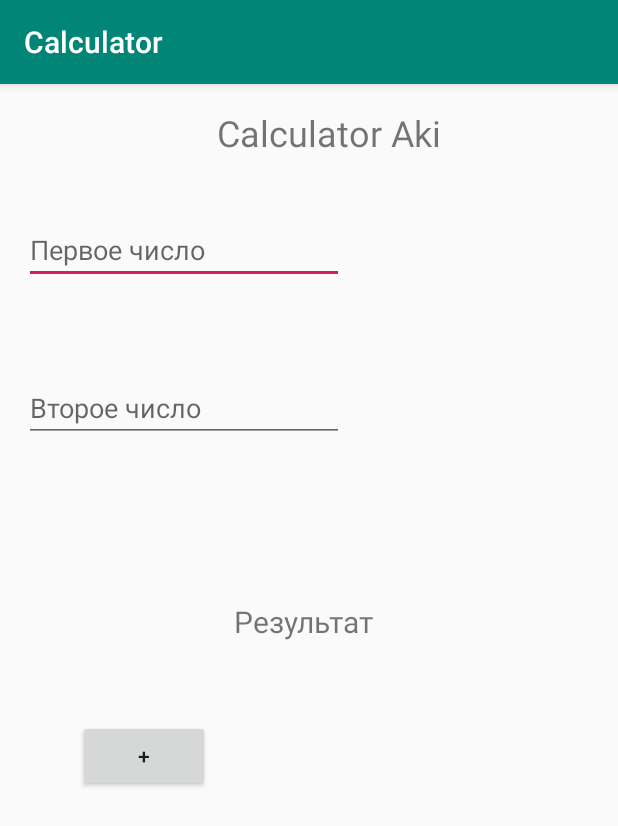
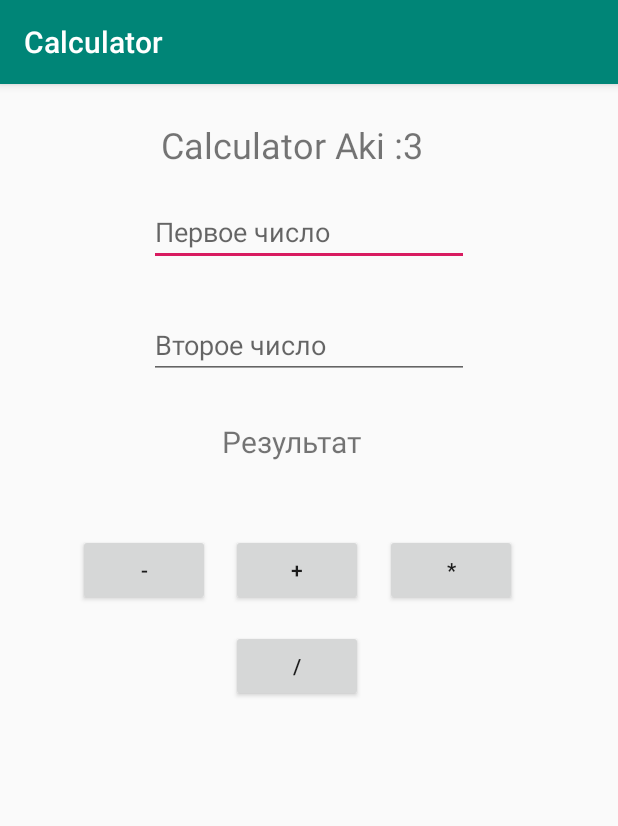
Before and after one commit to A669/calculator, an Android app: the screen it shows after launch (MainActivity), on a phone screen of 412 x 824 dp. Shown: the top 826 px of the screen. Run offline under Robolectric (Android 15) with nearby library versions, the phone set to English and light mode, and no system bars.

Commit message:
Калькулятор Аки :3

```diff
--- a/app/src/main/java/com/example/alculator/MainActivity.java
+++ b/app/src/main/java/com/example/alculator/MainActivity.java
@@ -24,6 +24,12 @@ public class MainActivity extends AppCompatActivity {
         int num2 = Integer.parseInt(el2.getText().toString());
         int resSum = num1 + num2;
         resText.setText(Integer.toString(resSum));
+        int min = num1 - num2;
+        resText.setText(Integer.toString(min));
+        int multi = num1*num2;
+        resText.setText(Integer.toString(multi));
+        int div = num1/num2;
+        resText.setText(Integer.toString(div));
 
     }
 }
--- a/app/src/main/res/layout/activity_main.xml
+++ b/app/src/main/res/layout/activity_main.xml
@@ -12,10 +12,12 @@
         android:layout_height="wrap_content"
         android:layout_marginStart="16dp"
         android:layout_marginLeft="16dp"
-        android:layout_marginTop="88dp"
+        android:layout_marginTop="76dp"
         android:ems="10"
         android:hint="Первое число"
         android:inputType="number"
+        app:layout_constraintEnd_toEndOf="parent"
+        app:layout_constraintHorizontal_bias="0.456"
         app:layout_constraintStart_toStartOf="parent"
         app:layout_constraintTop_toTopOf="parent" />
 
@@ -25,10 +27,12 @@
         android:layout_height="wrap_content"
         android:layout_marginStart="16dp"
         android:layout_marginLeft="16dp"
-        android:layout_marginTop="60dp"
+        android:layout_marginTop="30dp"
         android:ems="10"
         android:hint="Второе число"
         android:inputType="number"
+        app:layout_constraintEnd_toEndOf="parent"
+        app:layout_constraintHorizontal_bias="0.456"
         app:layout_constraintStart_toStartOf="parent"
         app:layout_constraintTop_toBottomOf="@+id/Num1" />
 
@@ -38,11 +42,13 @@
         android:layout_height="wrap_content"
         android:layout_marginStart="16dp"
         android:layout_marginLeft="16dp"
-        android:layout_marginBottom="52dp"
+        android:layout_marginTop="28dp"
         android:text="Результат"
         android:textSize="20sp"
-        app:layout_constraintBottom_toTopOf="@+id/sun"
-        app:layout_constraintStart_toEndOf="@+id/sun" />
+        app:layout_constraintEnd_toEndOf="parent"
+        app:layout_constraintHorizontal_bias="0.436"
+        app:layout_constraintStart_toStartOf="parent"
+        app:layout_constraintTop_toBottomOf="@+id/Num2" />
 
     <Button
         android:id="@+id/sun"
@@ -50,20 +56,65 @@
         android:layout_height="wrap_content"
         android:layout_marginStart="52dp"
         android:layout_marginLeft="52dp"
-        android:layout_marginBottom="296dp"
+        android:layout_marginTop="48dp"
         android:onClick="onButtonClick"
         android:text="+"
-        app:layout_constraintBottom_toBottomOf="parent"
-        app:layout_constraintStart_toStartOf="parent" />
+        app:layout_constraintEnd_toEndOf="parent"
+        app:layout_constraintHorizontal_bias="0.376"
+        app:layout_constraintStart_toStartOf="parent"
+        app:layout_constraintTop_toBottomOf="@+id/Result" />
+
+    <Button
+        android:id="@+id/min"
+        android:layout_width="wrap_content"
+        android:layout_height="wrap_content"
+        android:layout_marginStart="52dp"
+        android:layout_marginLeft="40dp"
+        android:layout_marginTop="48dp"
+        android:onClick="onButtonClick"
+        android:text="-"
+        app:layout_constraintEnd_toEndOf="parent"
+        app:layout_constraintHorizontal_bias="0"
+        app:layout_constraintStart_toStartOf="parent"
+        app:layout_constraintTop_toBottomOf="@+id/Result" />
+
+    <Button
+        android:id="@+id/multi"
+        android:layout_width="wrap_content"
+        android:layout_height="wrap_content"
+        android:layout_marginStart="52dp"
+        android:layout_marginLeft="52dp"
+        android:layout_marginTop="48dp"
+        android:onClick="onButtonClick"
+        android:text="*"
+        app:layout_constraintEnd_toEndOf="parent"
+        app:layout_constraintHorizontal_bias="0.752"
+        app:layout_constraintStart_toStartOf="parent"
+        app:layout_constraintTop_toBottomOf="@+id/Result" />
+
+    <Button
+        android:id="@+id/div"
+        android:layout_width="wrap_content"
+        android:layout_height="wrap_content"
+        android:layout_marginStart="52dp"
+        android:layout_marginLeft="52dp"
+        android:layout_marginTop="112dp"
+        android:onClick="onButtonClick"
+        android:text="/"
+        app:layout_constraintEnd_toEndOf="parent"
+        app:layout_constraintHorizontal_bias="0.376"
+        app:layout_constraintStart_toStartOf="parent"
+        app:layout_constraintTop_toBottomOf="@+id/Result" />
+
 
     <TextView
         android:id="@+id/calculatorAki"
         android:layout_width="wrap_content"
         android:layout_height="wrap_content"
-        android:layout_marginTop="16dp"
-        android:layout_marginEnd="118dp"
-        android:layout_marginRight="118dp"
-        android:text="Calculator Aki"
+        android:layout_marginTop="24dp"
+        android:layout_marginEnd="124dp"
+        android:layout_marginRight="124dp"
+        android:text="Calculator Aki :3 "
         android:textSize="24sp"
         app:layout_constraintEnd_toEndOf="parent"
         app:layout_constraintTop_toTopOf="parent" />
```
